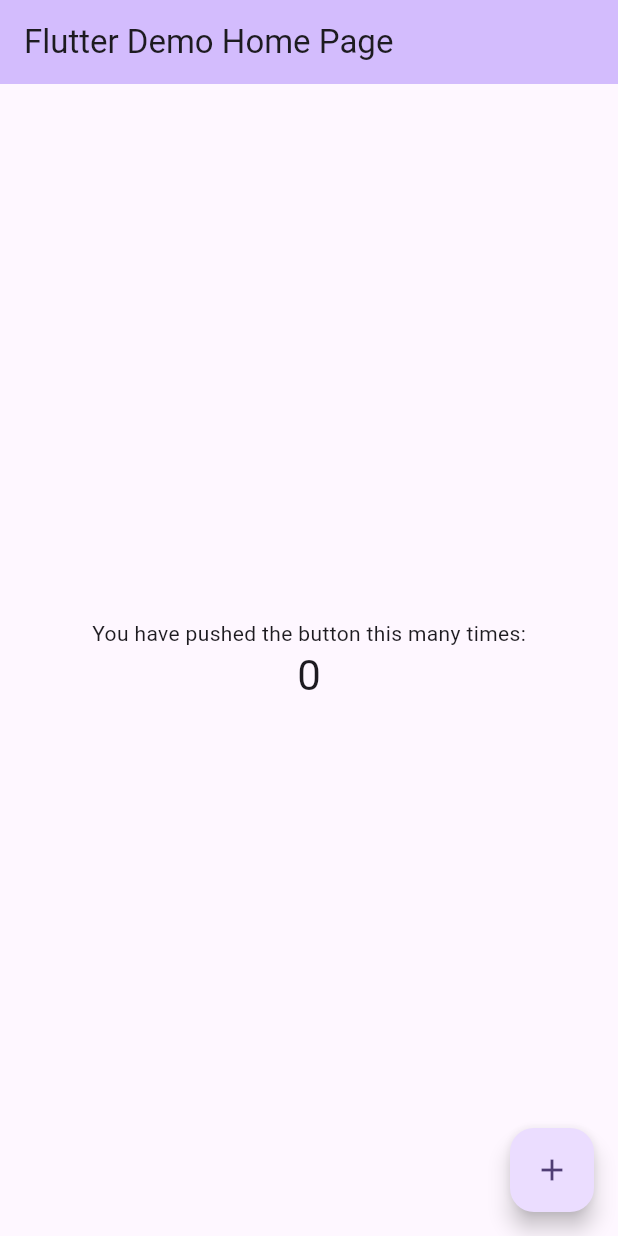
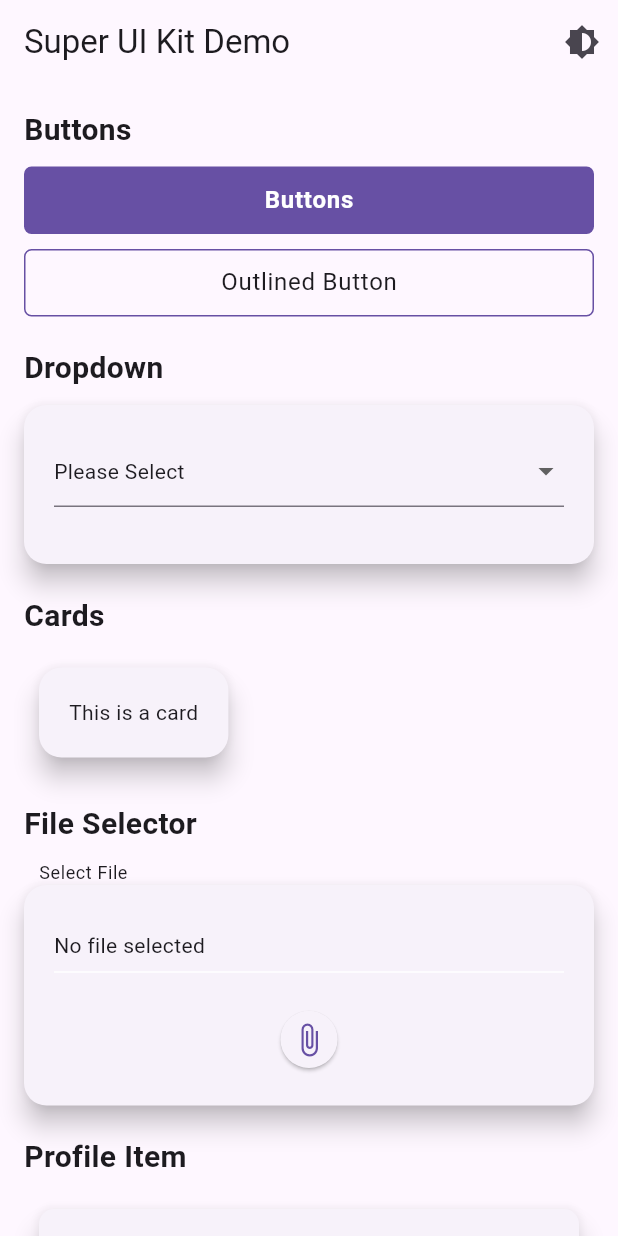
Before and after one commit to krzshipon/super_ui_kit, a Flutter app: the screen it shows after launch, on a phone screen of 412 x 824 dp. Run offline on Flutter 3.47's test engine with Material 3 defaults, Android fonts, the phone set to English and light mode, and no system bars; our stand-ins replace auto_animated, google_fonts, lottie, responsive_framework.

Commit message:
[Refactor] Fixing colors in animations and buttons with documentation

```diff
--- a/example/lib/main.dart
+++ b/example/lib/main.dart
@@ -1,125 +1,139 @@
 import 'package:flutter/material.dart';
+import 'package:super_ui_kit/super_ui_kit.dart';
+
+import 'buttons.dart';
 
 void main() {
   runApp(const MyApp());
 }
 
-class MyApp extends StatelessWidget {
+class MyApp extends StatefulWidget {
   const MyApp({super.key});
 
-  // This widget is the root of your application.
   @override
-  Widget build(BuildContext context) {
-    return MaterialApp(
-      title: 'Flutter Demo',
-      theme: ThemeData(
-        // This is the theme of your application.
-        //
-        // TRY THIS: Try running your application with "flutter run". You'll see
-        // the application has a purple toolbar. Then, without quitting the app,
-        // try changing the seedColor in the colorScheme below to Colors.green
-        // and then invoke "hot reload" (save your changes or press the "hot
-        // reload" button in a Flutter-supported IDE, or press "r" if you used
-        // the command line to start the app).
-        //
-        // Notice that the counter didn't reset back to zero; the application
-        // state is not lost during the reload. To reset the state, use hot
-        // restart instead.
-        //
-        // This works for code too, not just values: Most code changes can be
-        // tested with just a hot reload.
-        colorScheme: ColorScheme.fromSeed(seedColor: Colors.deepPurple),
-        useMaterial3: true,
-      ),
-      home: const MyHomePage(title: 'Flutter Demo Home Page'),
-    );
-  }
+  State<MyApp> createState() => _MyAppState();
 }
 
-class MyHomePage extends StatefulWidget {
-  const MyHomePage({super.key, required this.title});
+class _MyAppState extends State<MyApp> {
+  bool _isDarkTheme = false;
 
-  // This widget is the home page of your application. It is stateful, meaning
-  // that it has a State object (defined below) that contains fields that affect
-  // how it looks.
-
-  // This class is the configuration for the state. It holds the values (in this
-  // case the title) provided by the parent (in this case the App widget) and
-  // used by the build method of the State. Fields in a Widget subclass are
-  // always marked "final".
-
-  final String title;
-
-  @override
-  State<MyHomePage> createState() => _MyHomePageState();
-}
-
-class _MyHomePageState extends State<MyHomePage> {
-  int _counter = 0;
-
-  void _incrementCounter() {
+  void _toggleTheme() {
     setState(() {
-      // This call to setState tells the Flutter framework that something has
-      // changed in this State, which causes it to rerun the build method below
-      // so that the display can reflect the updated values. If we changed
-      // _counter without calling setState(), then the build method would not be
-      // called again, and so nothing would appear to happen.
-      _counter++;
+      _isDarkTheme = !_isDarkTheme;
     });
   }
 
   @override
   Widget build(BuildContext context) {
-    // This method is rerun every time setState is called, for instance as done
-    // by the _incrementCounter method above.
-    //
-    // The Flutter framework has been optimized to make rerunning build methods
-    // fast, so that you can just rebuild anything that needs updating rather
-    // than having to individually change instances of widgets.
+    return MaterialApp(
+      title: 'Super UI Kit Demo',
+      theme: _isDarkTheme ? ThemeData.dark() : ThemeData.light(),
+      home: MyHomePage(toggleTheme: _toggleTheme),
+    );
+  }
+}
+
+class MyHomePage extends StatelessWidget {
+  final VoidCallback toggleTheme;
+
+  const MyHomePage({super.key, required this.toggleTheme});
+
+  @override
+  Widget build(BuildContext context) {
     return Scaffold(
       appBar: AppBar(
-        // TRY THIS: Try changing the color here to a specific color (to
-        // Colors.amber, perhaps?) and trigger a hot reload to see the AppBar
-        // change color while the other colors stay the same.
-        backgroundColor: Theme.of(context).colorScheme.inversePrimary,
-        // Here we take the value from the MyHomePage object that was created by
-        // the App.build method, and use it to set our appbar title.
-        title: Text(widget.title),
+        title: const Text('Super UI Kit Demo'),
+        actions: [
+          IconButton(
+            icon: const Icon(Icons.brightness_6),
+            onPressed: toggleTheme,
+          ),
+        ],
       ),
-      body: Center(
-        // Center is a layout widget. It takes a single child and positions it
-        // in the middle of the parent.
+      body: SingleChildScrollView(
+        padding: const EdgeInsets.all(16.0),
         child: Column(
-          // Column is also a layout widget. It takes a list of children and
-          // arranges them vertically. By default, it sizes itself to fit its
-          // children horizontally, and tries to be as tall as its parent.
-          //
-          // Column has various properties to control how it sizes itself and
-          // how it positions its children. Here we use mainAxisAlignment to
-          // center the children vertically; the main axis here is the vertical
-          // axis because Columns are vertical (the cross axis would be
-          // horizontal).
-          //
-          // TRY THIS: Invoke "debug painting" (choose the "Toggle Debug Paint"
-          // action in the IDE, or press "p" in the console), to see the
-          // wireframe for each widget.
-          mainAxisAlignment: MainAxisAlignment.center,
-          children: <Widget>[
+          crossAxisAlignment: CrossAxisAlignment.start,
+          children: [
+            const Text('Buttons',
+                style: TextStyle(fontSize: 20, fontWeight: FontWeight.bold)),
+            const SizedBox(height: 10),
+            CSButton(
+              title: 'Buttons',
+              onTap: () => Navigator.push(
+                context,
+                MaterialPageRoute(builder: (context) => ButtonExamplesScreen()),
+              ),
+            ),
+            const SizedBox(height: 10),
+            CSButton.outline(
+              title: 'Outlined Button',
+              onTap: () {},
+            ),
+            const SizedBox(height: 20),
+            const Text('Dropdown',
+                style: TextStyle(fontSize: 20, fontWeight: FontWeight.bold)),
+            const SizedBox(height: 10),
+            CSDropDown(
+              ['Option 1', 'Option 2', 'Option 3'],
+              onValueChange: (value) {},
+            ),
+            const SizedBox(height: 20),
+            const Text('Cards',
+                style: TextStyle(fontSize: 20, fontWeight: FontWeight.bold)),
+            const SizedBox(height: 10),
+            CSCard(
+              children: [
+                const CSText('This is a card'),
+              ],
+            ),
+            const SizedBox(height: 20),
+            const Text('File Selector',
+                style: TextStyle(fontSize: 20, fontWeight: FontWeight.bold)),
+            const SizedBox(height: 10),
+            CSFileSelector(
+              onTap: () {},
+            ),
+            const SizedBox(height: 20),
+            const Text('Profile Item',
+                style: TextStyle(fontSize: 20, fontWeight: FontWeight.bold)),
+            const SizedBox(height: 10),
+            CSProfileItem(
+              iconData: Icons.person,
+              title: 'Profile Item',
+              onTap: () {},
+            ),
+            const SizedBox(height: 20),
+            const Text('Setting Item',
+                style: TextStyle(fontSize: 20, fontWeight: FontWeight.bold)),
+            const SizedBox(height: 10),
+            CsSettingItem(
+              iconData: Icons.settings,
+              title: 'Setting Item',
+              onTap: () {},
+            ),
+            const SizedBox(height: 20),
             const Text(
-              'You have pushed the button this many times:',
+              'Address Item',
+              style: TextStyle(fontSize: 20, fontWeight: FontWeight.bold),
             ),
-            Text(
-              '$_counter',
-              style: Theme.of(context).textTheme.headlineMedium,
+            const SizedBox(height: 10),
+            CSAddressItem(
+              CsAddress(
+                name: 'John Doe',
+                mobile: '1234567890',
+                division: 'Division',
+                city: 'City',
+                area: 'Area',
+                addressLine: 'Address Line',
+                label: 'HOME',
+                isDefault: true,
+              ),
+              onTap: () {},
             ),
           ],
         ),
       ),
-      floatingActionButton: FloatingActionButton(
-        onPressed: _incrementCounter,
-        tooltip: 'Increment',
-        child: const Icon(Icons.add),
-      ), // This trailing comma makes auto-formatting nicer for build methods.
     );
   }
 }
--- a/example/pubspec.yaml
+++ b/example/pubspec.yaml
@@ -34,6 +34,8 @@ dependencies:
   # The following adds the Cupertino Icons font to your application.
   # Use with the CupertinoIcons class for iOS style icons.
   cupertino_icons: ^1.0.8
+  super_ui_kit:
+    path: ../
 
 dev_dependencies:
   flutter_test:
--- a/lib/src/widgets/app_buttons.dart
+++ b/lib/src/widgets/app_buttons.dart
@@ -4,49 +4,96 @@ import '../shared/app_ui_helpers.dart';
 import 'app_cards.dart';
 import 'app_text.dart';
 
+/// Represents the type of button.
+///
+/// - `positive`: A primary button, typically used for main actions.
+/// - `negative`: A secondary button, typically used for destructive actions.
 enum ButtonType { positive, negative }
 
+/// Padding for the progress bar inside the button.
 const double kpButtonProgressBarPadding = 5;
 
+/// A customizable button widget with support for different types, states, and styles.
+///
+/// This widget can be used as a standard button or an outlined button. It supports
+/// disabled and busy states, as well as leading icons.
 class CSButton extends StatelessWidget {
+  /// The text displayed on the button.
   final String title;
+
+  /// Whether the button is disabled.
   final bool isDisabled;
+
+  /// Whether the button is in a busy state (shows a progress indicator).
   final bool isBusy;
+
+  /// Whether the button is outlined (border with transparent background).
   final bool isOutlined;
+
+  /// An optional widget to display before the button text (e.g., an icon).
   final Widget? leading;
+
+  /// The callback function to execute when the button is tapped.
   final void Function()? onTap;
+
+  /// The width of the button. If null, the button will size itself based on its content.
   final double? width;
+
+  /// The type of button (positive or negative).
   final ButtonType type;
 
-  //property
-  final double height = 40.0;
+  /// The height of the button.
+  final double height = 45.0;
+
+  /// The corner radius of the button.
   final double cornerRadius = 5.0;
 
-  const CSButton(
-      {Key? key,
+  /// Creates a standard button.
+  ///
+  /// Parameters:
+  /// - `title`: The text displayed on the button.
+  /// - `isDisabled`: Whether the button is disabled (default is `false`).
+  /// - `isBusy`: Whether the button is in a busy state (default is `false`).
+  /// - `onTap`: The callback function to execute when the button is tapped.
+  /// - `leading`: An optional widget to display before the button text.
+  /// - `width`: The width of the button.
+  /// - `type`: The type of button (default is `ButtonType.positive`).
+  const CSButton({
+    Key? key,
     required this.title,
     this.isDisabled = false,
     this.isBusy = false,
     this.onTap,
     this.leading,
     this.width,
-      this.type = ButtonType.positive})
-      : isOutlined = false,
+    this.type = ButtonType.positive,
+  })  : isOutlined = false,
         super(key: key);
 
-  const CSButton.outline(
-      {super.key,
+  /// Creates an outlined button.
+  ///
+  /// Parameters:
+  /// - `title`: The text displayed on the button.
+  /// - `onTap`: The callback function to execute when the button is tapped.
+  /// - `leading`: An optional widget to display before the button text.
+  /// - `width`: The width of the button.
+  /// - `type`: The type of button (default is `ButtonType.positive`).
+  const CSButton.outline({
+    super.key,
     required this.title,
     this.onTap,
     this.leading,
     this.width,
-      this.type = ButtonType.positive})
-      : isDisabled = false,
+    this.type = ButtonType.positive,
+  })  : isDisabled = false,
         isBusy = false,
         isOutlined = true;
 
   @override
   Widget build(BuildContext context) {
+    var theme = Theme.of(context);
+    var colorScheme = theme.colorScheme;
+
     return GestureDetector(
       onTap: !isDisabled ? onTap : null,
       child: AnimatedContainer(
@@ -56,40 +103,48 @@ class CSButton extends StatelessWidget {
         decoration: !isOutlined
             ? BoxDecoration(
                 color: isDisabled
-                    ? Colors.blueGrey
+                    ? theme.disabledColor
                     : ((type == ButtonType.negative)
-                        ? Theme.of(context).colorScheme.error
-                        : Theme.of(context).colorScheme.secondary),
-                borderRadius: BorderRadius.circular(cornerRadius))
+                        ? colorScheme.error
+                        : colorScheme.primary),
+                borderRadius: BorderRadius.circular(cornerRadius),
+              )
             : BoxDecoration(
                 color: Colors.transparent,
                 borderRadius: BorderRadius.circular(cornerRadius),
                 border: Border.all(
-                    color: Theme.of(context).colorScheme.secondary, width: 1)),
+                  color: isDisabled
+                      ? theme.disabledColor
+                      : ((type == ButtonType.negative)
+                          ? colorScheme.error
+                          : colorScheme.primary),
+                  width: 1,
+                ),
+              ),
         child: !isBusy
             ? Row(
                 mainAxisSize: MainAxisSize.min,
                 children: [
                   if (leading != null) leading!,
-                  if (leading != null)
-                    const SizedBox(
-                      width: 5,
-                    ),
+                  if (leading != null) const SizedBox(width: 5),
                   Text(
                     title,
                     style: Theme.of(context).textTheme.bodyLarge?.copyWith(
                           fontWeight:
                               !isOutlined ? FontWeight.bold : FontWeight.w400,
                           color: !isOutlined
-                            ? Colors.white
-                            : Theme.of(context).colorScheme.secondary),
-                  )
+                              ? colorScheme.onPrimary
+                              : colorScheme.onSurface,
+                        ),
+                  ),
                 ],
               )
             : Transform.scale(
                 scale: 0.7,
-                child: const CircularProgressIndicator(
-                  valueColor: AlwaysStoppedAnimation(Colors.white),
+                child: CircularProgressIndicator(
+                  valueColor: AlwaysStoppedAnimation(
+                    !isOutlined ? colorScheme.onPrimary : colorScheme.onSurface,
+                  ),
                   strokeWidth: 8,
                 ),
               ),
@@ -98,26 +153,51 @@ class CSButton extends StatelessWidget {
   }
 }
 
+/// A customizable icon button widget with optional text and elevation.
+///
+/// This widget can be used to create buttons with icons and optional text.
 class CSIconButton extends StatelessWidget {
+  /// The callback function to execute when the button is tapped.
   final Function()? onTap;
+
+  /// The icon to display on the button.
   final IconData? icon;
+
+  /// The text to display on the button.
   final String? text;
+
+  /// The color of the icon and text.
   final Color? color;
+
+  /// The elevation of the button.
   final double? elevation;
+
+  /// The padding around the button's content.
   final EdgeInsets? padding;
 
-  const CSIconButton(
-      {Key? key,
+  /// Creates an icon button.
+  ///
+  /// Parameters:
+  /// - `onTap`: The callback function to execute when the button is tapped.
+  /// - `icon`: The icon to display on the button.
+  /// - `text`: The text to display on the button.
+  /// - `color`: The color of the icon and text.
+  /// - `elevation`: The elevation of the button.
+  /// - `padding`: The padding around the button's content.
+  const CSIconButton({
+    Key? key,
     this.onTap,
     this.icon,
     this.text,
     this.color,
     this.elevation,
-      this.padding})
-      : super(key: key);
+    this.padding,
+  }) : super(key: key);
 
   @override
   Widget build(BuildContext context) {
+    var colorScheme = Theme.of(context).colorScheme;
+
     return CSCard(
       margin: EdgeInsets.zero,
       radius: 100,
@@ -133,16 +213,16 @@ class CSIconButton extends StatelessWidget {
         Row(
           mainAxisSize: MainAxisSize.min,
           children: [
+            if (icon != null)
+              Icon(
+                icon,
+                color: color ?? colorScheme.primary,
+              ),
+            if (text != null) horizontalSpaceTiny,
             if (text != null)
               CSText(
                 text!,
-                color: color ?? Theme.of(context).colorScheme.secondary,
-              ),
-            if (text != null) horizontalSpaceTiny,
-            if (icon != null)
-              Icon(
-                icon,
-                color: color,
+                color: color ?? colorScheme.primary,
               ),
           ],
         ),
--- a/lib/src/widgets/item_address.dart
+++ b/lib/src/widgets/item_address.dart
@@ -58,7 +58,7 @@ class CSAddressItem extends StatelessWidget {
                     height: kAddressCardItemHeaderHeight,
                     child: DecoratedBox(
                       decoration: BoxDecoration(
-                        color: theme.colorScheme.primary,
+                        color: theme.colorScheme.secondary,
                       ),
                       child: Row(
                         crossAxisAlignment: CrossAxisAlignment.center,
```
Also changed, not shown: example/lib/buttons.dart (added, +155 -0 lines), lib/src/widgets/app_animation.dart (+23 -1 lines), example/pubspec.lock, 8 other files. Lines whose indentation alone changed are shown as unchanged.
